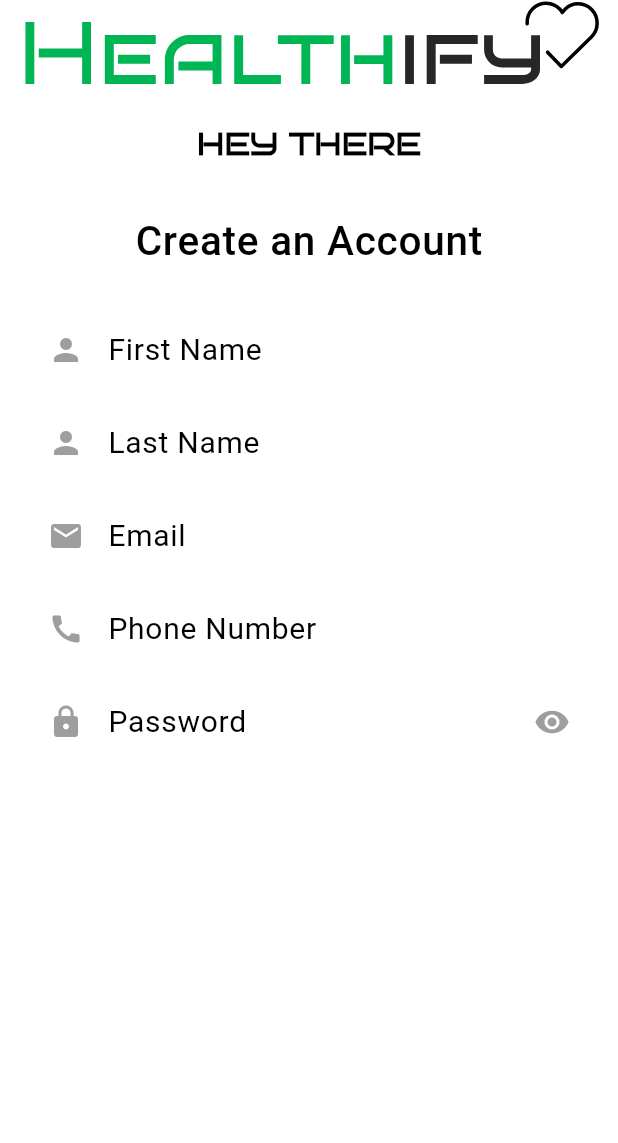
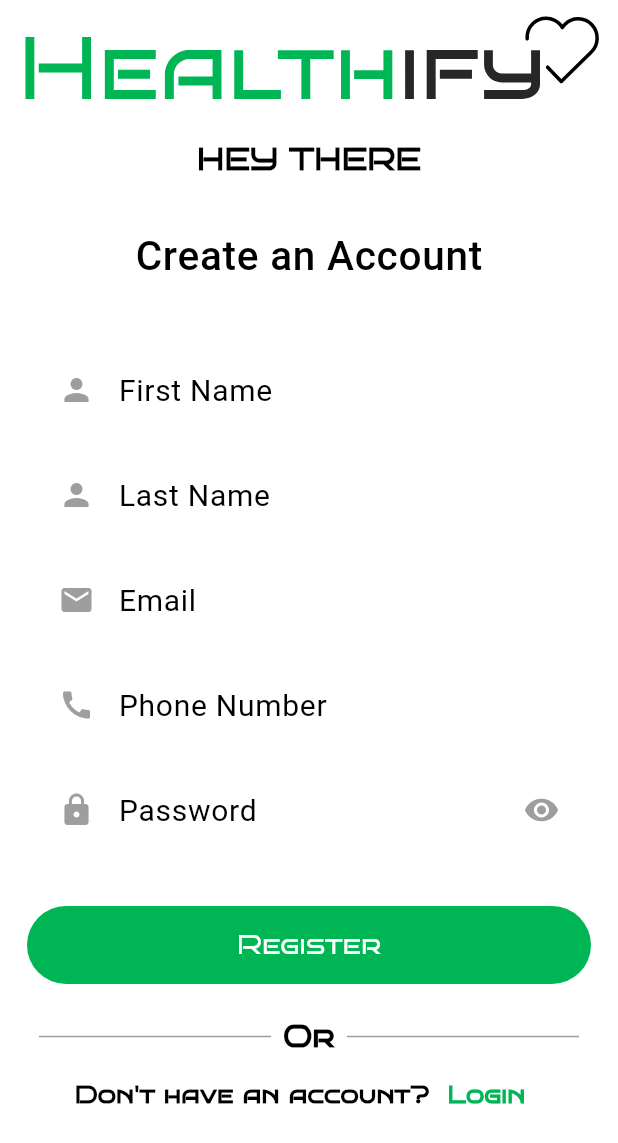
Before and after one commit to hephzisoft/healthify, a Flutter app: the SignupScreen screen opened by its route, on a phone screen of 412 x 824 dp. Shown: the top 1143 px of the screen. Run offline on Flutter 3.47's test engine with Material 2 defaults, Android fonts, the phone set to English and light mode, and no system bars; our stand-ins replace flutter_svg; Roboto replaces fonts that are missing (kanit).

Commit message:
Almost done with the signup page

```diff
--- a/lib/config/app_theme/text_theme.dart
+++ b/lib/config/app_theme/text_theme.dart
@@ -10,7 +10,7 @@ class AppTextTheme {
     titleSmall: TextStyle(
       fontFamily: 'Bruno Asc',
       fontWeight: FontWeight.bold,
-      fontSize: 18,
+      fontSize: 16,
     ),
     bodyLarge: TextStyle(
       fontFamily: 'kanit',
--- a/lib/screens/signup/signup_screen.dart
+++ b/lib/screens/signup/signup_screen.dart
@@ -2,6 +2,7 @@ import 'package:flutter/material.dart';
 import 'package:flutter_svg/flutter_svg.dart';
 
 import '../../config/constants.dart';
+import '../login/login_screen.dart';
 
 class SignupScreen extends StatefulWidget {
   const SignupScreen({super.key});
@@ -17,6 +18,8 @@ class _SignupScreenState extends State<SignupScreen> {
   Widget build(BuildContext context) {
     return Scaffold(
       body: SafeArea(
+        child: Padding(
+          padding: const EdgeInsets.all(10.0),
           child: Column(
             children: [
               SizedBox(
@@ -47,14 +50,16 @@ class _SignupScreenState extends State<SignupScreen> {
                 height: 20,
               ),
               Padding(
-              padding: const EdgeInsets.symmetric(
-                horizontal: 20,
+                padding: const EdgeInsets.all(
+                  17,
                 ),
+                child: SingleChildScrollView(
                   child: Form(
-                child: SingleChildScrollView(
                     child: Column(
                       children: [
-                      TextFormField(
+                        Padding(
+                          padding: const EdgeInsets.only(bottom: 8.0),
+                          child: TextFormField(
                             textCapitalization: TextCapitalization.words,
                             style: const TextStyle(
                               fontFamily: 'kanit',
@@ -72,7 +77,10 @@ class _SignupScreenState extends State<SignupScreen> {
                               ),
                             ),
                           ),
-                      TextFormField(
+                        ),
+                        Padding(
+                          padding: const EdgeInsets.only(bottom: 8.0),
+                          child: TextFormField(
                             textCapitalization: TextCapitalization.words,
                             style: const TextStyle(
                               fontFamily: 'kanit',
@@ -89,8 +97,10 @@ class _SignupScreenState extends State<SignupScreen> {
                               ),
                             ),
                           ),
-                      TextFormField(
-                        textCapitalization: TextCapitalization.words,
+                        ),
+                        Padding(
+                          padding: const EdgeInsets.only(bottom: 8.0),
+                          child: TextFormField(
                             keyboardType: TextInputType.emailAddress,
                             style: const TextStyle(
                               fontFamily: 'kanit',
@@ -107,8 +117,10 @@ class _SignupScreenState extends State<SignupScreen> {
                               ),
                             ),
                           ),
-                      TextFormField(
-                        textCapitalization: TextCapitalization.words,
+                        ),
+                        Padding(
+                          padding: const EdgeInsets.only(bottom: 8.0),
+                          child: TextFormField(
                             keyboardType: TextInputType.phone,
                             style: const TextStyle(
                               fontFamily: 'kanit',
@@ -125,7 +137,10 @@ class _SignupScreenState extends State<SignupScreen> {
                               ),
                             ),
                           ),
-                      TextFormField(
+                        ),
+                        Padding(
+                          padding: const EdgeInsets.only(bottom: 8.0),
+                          child: TextFormField(
                             textCapitalization: TextCapitalization.words,
                             keyboardType: TextInputType.visiblePassword,
                             style: const TextStyle(
@@ -140,7 +155,6 @@ class _SignupScreenState extends State<SignupScreen> {
                               ),
                               suffixIcon: IconButton(
                                 icon: const Icon(Icons.remove_red_eye,
-
                                     color: Colors.grey),
                                 onPressed: () {},
                               ),
@@ -149,14 +163,86 @@ class _SignupScreenState extends State<SignupScreen> {
                               ),
                             ),
                           ),
+                        ),
                       ],
                     ),
                   ),
+                ),
+              ),
+              Padding(
+                padding: const EdgeInsets.all(8.0),
+                child: Column(
+                  children: [
+                    SizedBox(
+                      width: double.infinity,
+                      child: FilledButton(
+                        style: FilledButton.styleFrom(
+                            padding: const EdgeInsets.symmetric(
+                              vertical: 15,
+                            ),
+                            textStyle: const TextStyle(
+                              fontFamily: 'Bruno Asc',
+                              fontSize: 18,
+                            )),
+                        onPressed: () {},
+                        child: const Text('Register'),
+                      ),
+                    ),
+                    const SizedBox(
+                      height: 20,
+                    ),
+                    Row(
+                      mainAxisAlignment: MainAxisAlignment.center,
+                      children: [
+                        Expanded(
+                          child: Container(
+                            margin: const EdgeInsets.symmetric(horizontal: 8.0),
+                            height: 1.0,
+                            color: Colors.grey,
+                          ),
+                        ),
+                        Text(
+                          'Or',
+                          style: Theme.of(context).textTheme.titleMedium,
+                        ),
+                        Expanded(
+                          child: Container(
+                            margin: const EdgeInsets.symmetric(horizontal: 8.0),
+                            height: 1.0,
+                            color: Colors.grey,
+                          ),
+                        ),
+                      ],
+                    ),
+                    Row(
+                      mainAxisAlignment: MainAxisAlignment.center,
+                      children: [
+                        Text(
+                          'Don\'t have an account?',
+                          style: Theme.of(context).textTheme.titleSmall,
+                        ),
+                        TextButton(
+                          onPressed: () {
+                            Navigator.of(context)
+                                .pushNamed(LoginScreen.routeName);
+                          },
+                          child: Text(
+                            'Login',
+                            style:
+                                Theme.of(context).textTheme.titleSmall?.copyWith(
+                                      color: primaryColor,
+                                    ),
+                          ),
+                        ),
+                      ],
+                    )
+                  ],
                 ),
               )
             ],
           ),
         ),
+      ),
     );
   }
 }
```
Lines whose indentation alone changed are shown as unchanged.
